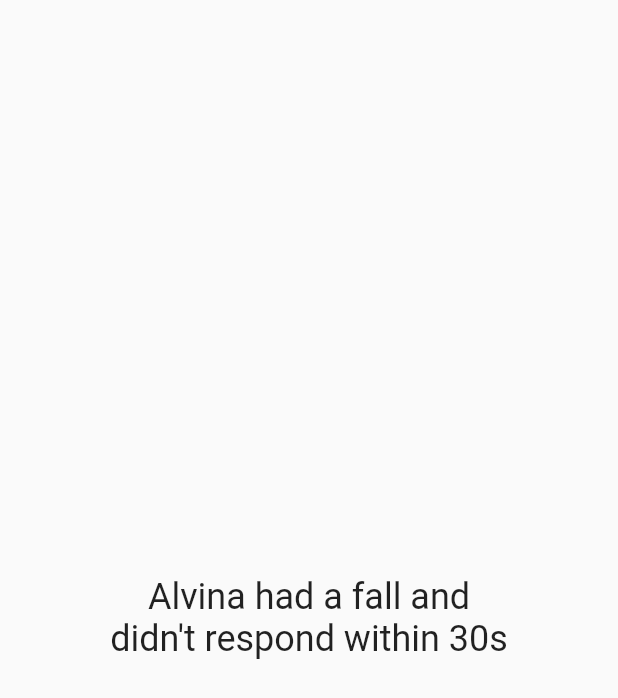
After one commit to zS1L3NT/dart-flutter-aendant, a Flutter app: the AlertScreen screen opened directly, on a phone screen of 412 x 824 dp. The commit adds this screen. Shown: the top 698 px of the screen. Run offline on Flutter 3.47's test engine with Material 2 defaults, Android fonts, the phone set to English and light mode, and no system bars.

```diff
--- /dev/null
+++ b/lib/features/alert/alert.dart
@@ -0,0 +1 @@
+export 'screens/alert_screen.dart';
--- /dev/null
+++ b/lib/features/alert/screens/alert_screen.dart
@@ -0,0 +1,20 @@
+import 'package:flutter/material.dart';
+
+class AlertScreen extends StatelessWidget {
+  const AlertScreen({Key? key}) : super(key: key);
+
+  @override
+  Widget build(BuildContext context) {
+    return const Scaffold(
+      body: Center(
+        child: Text(
+          "Alvina had a fall and\ndidn't respond within 30s",
+          textAlign: TextAlign.center,
+          style: TextStyle(
+            fontSize: 24,
+          ),
+        ),
+      ),
+    );
+  }
+}
```
Also changed, not shown: lib/features/home/screens/home_screen.dart (+14 -7 lines), 1 other file.
